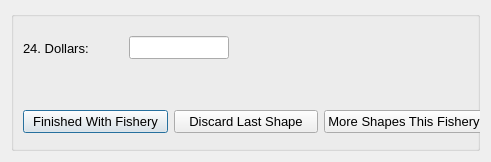
The window that oom_st_kitts_nevis/Interview/nextpolygon.ui (Ecotrust/openoceanmap-desktop) describes before a commit, drawn with Qt 5.
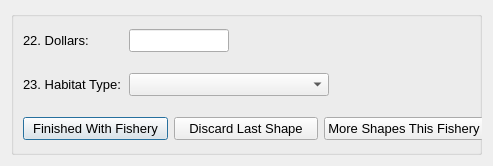
The same window after the commit.

```diff
--- a/oom_st_kitts_nevis/Interview/nextpolygon.ui
+++ b/oom_st_kitts_nevis/Interview/nextpolygon.ui
@@ -6,8 +6,8 @@
    <rect>
     <x>0</x>
     <y>0</y>
-    <width>491</width>
-    <height>162</height>
+    <width>493</width>
+    <height>166</height>
    </rect>
   </property>
   <property name="windowTitle" >
@@ -51,7 +51,7 @@
             </font>
            </property>
            <property name="text" >
-            <string>24. Dollars:</string>
+            <string>22. Dollars:</string>
            </property>
           </widget>
          </item>
@@ -116,6 +116,111 @@
          </item>
         </layout>
        </item>
+       <item>
+        <layout class="QHBoxLayout" name="horizontalLayout" >
+         <property name="bottomMargin" >
+          <number>0</number>
+         </property>
+         <item>
+          <widget class="QLabel" name="habitat_combo_label" >
+           <property name="minimumSize" >
+            <size>
+             <width>100</width>
+             <height>0</height>
+            </size>
+           </property>
+           <property name="maximumSize" >
+            <size>
+             <width>100</width>
+             <height>16777215</height>
+            </size>
+           </property>
+           <property name="font" >
+            <font>
+             <pointsize>10</pointsize>
+            </font>
+           </property>
+           <property name="text" >
+            <string>23. Habitat Type:</string>
+           </property>
+          </widget>
+         </item>
+         <item>
+          <widget class="QComboBox" name="habitat_combo" >
+           <property name="minimumSize" >
+            <size>
+             <width>200</width>
+             <height>0</height>
+            </size>
+           </property>
+           <property name="maximumSize" >
+            <size>
+             <width>200</width>
+             <height>16777215</height>
+            </size>
+           </property>
+           <property name="font" >
+            <font>
+             <pointsize>10</pointsize>
+            </font>
+           </property>
+           <item>
+            <property name="text" >
+             <string/>
+            </property>
+           </item>
+           <item>
+            <property name="text" >
+             <string>Coral Bottom</string>
+            </property>
+           </item>
+           <item>
+            <property name="text" >
+             <string>Hard Bottom</string>
+            </property>
+           </item>
+           <item>
+            <property name="text" >
+             <string>Seagrass</string>
+            </property>
+           </item>
+           <item>
+            <property name="text" >
+             <string>Rubble Bottom</string>
+            </property>
+           </item>
+           <item>
+            <property name="text" >
+             <string>Sandy Bottom</string>
+            </property>
+           </item>
+           <item>
+            <property name="text" >
+             <string>Muddy Bottom</string>
+            </property>
+           </item>
+           <item>
+            <property name="text" >
+             <string>Unknown</string>
+            </property>
+           </item>
+          </widget>
+         </item>
+         <item>
+          <spacer name="horizontalSpacer_2" >
+           <property name="orientation" >
+            <enum>Qt::Horizontal</enum>
+           </property>
+           <property name="sizeHint" stdset="0" >
+            <size>
+             <width>40</width>
+             <height>20</height>
+            </size>
+           </property>
+          </spacer>
+         </item>
+        </layout>
+       </item>
        <item>
         <widget class="QWidget" native="1" name="widget" >
          <layout class="QHBoxLayout" >
```
Left out of the diff: 7 changed lines with no effect on the pictures.
